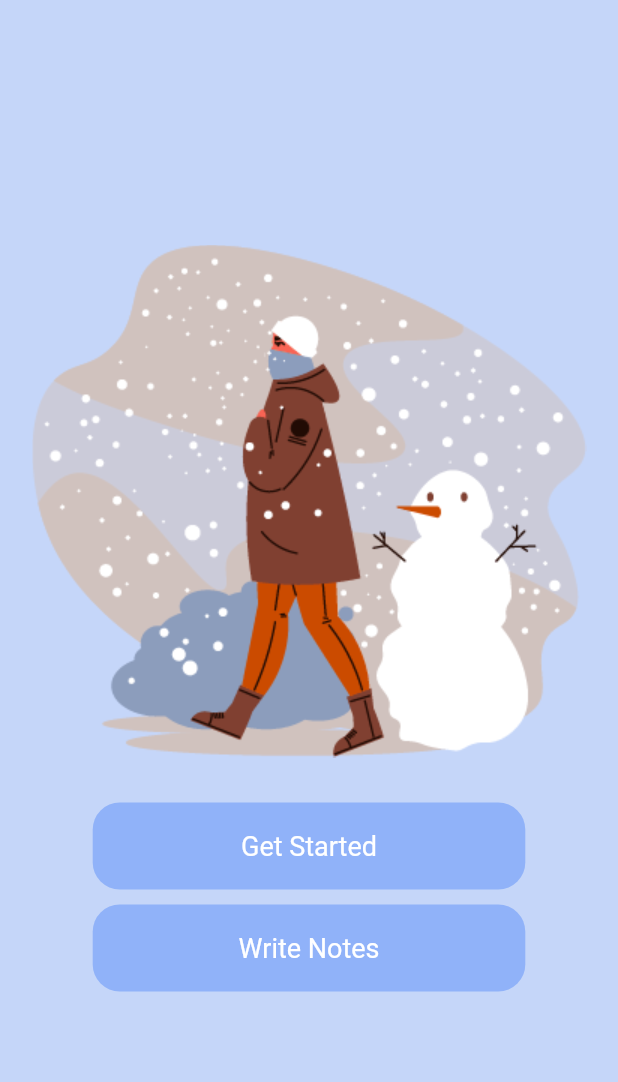
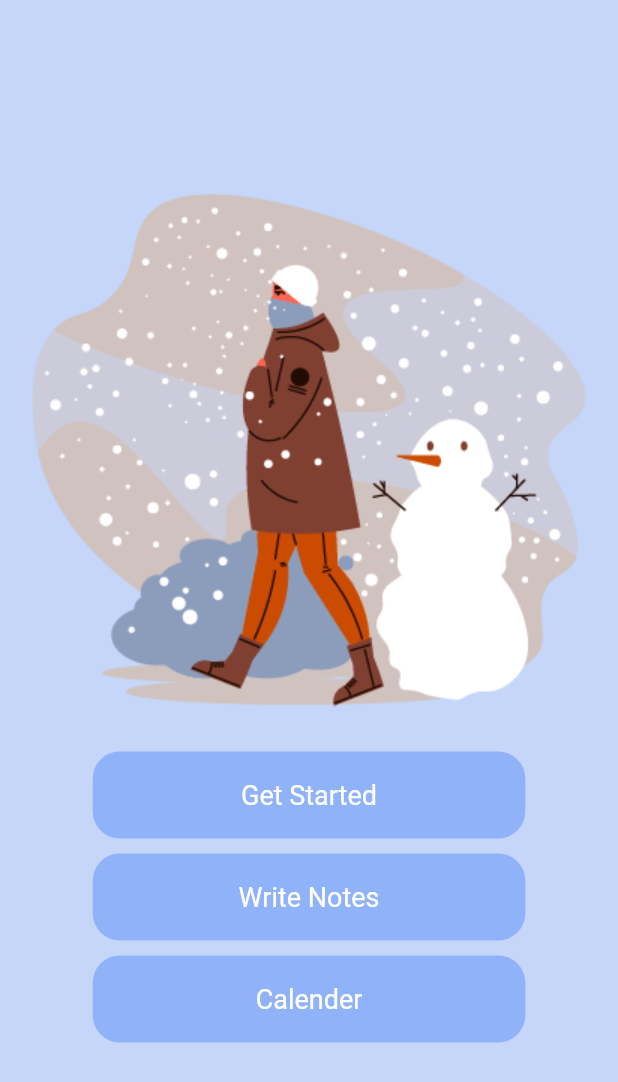
Before and after one commit to manhhung3004/WeaNot-App, a Flutter app: the screen it shows after launch, on a phone screen of 412 x 824 dp. Shown: the top 1082 px of the screen. Run offline on Flutter 3.47's test engine with Material 2 defaults, Android fonts, the phone set to English and light mode, and no system bars; our stand-ins replace table_calendar.

Commit message:
add calender to main.dart

```diff
--- a/lib/calender/calender.dart
+++ b/lib/calender/calender.dart
@@ -1,21 +1,13 @@
-import 'package:flutter/cupertino.dart';
 import 'package:flutter/material.dart';
 import 'package:table_calendar/table_calendar.dart';
-
-void main(){
-  runApp(const MaterialApp(
-    debugShowCheckedModeBanner: false,
-    home: MyApp(),
-  ));
-}
-class MyApp extends StatefulWidget {
-  const MyApp ({super.key});
+class Calender extends StatefulWidget {
+  const Calender ({super.key});
 
   @override
-  State<MyApp> createState() => _MyAppState();
+  State<Calender> createState() => _CalenderState();
 }
 
-class _MyAppState extends State<MyApp> {
+class _CalenderState extends State<Calender> {
   DateTime today = DateTime.now();
   void _onDaySelected(DateTime day, DateTime focusedDay){
     setState(() {
--- a/lib/login/text_fill.dart
+++ b/lib/login/text_fill.dart
@@ -21,7 +21,7 @@ import 'package:flutter/material.dart';
               enabledBorder: const OutlineInputBorder(
                 borderSide: BorderSide(color: Colors.white),
               ),
-              focusedBorder: OutlineInputBorder(
+              focusedBorder: const OutlineInputBorder(
                 borderSide: BorderSide(color: Colors.grey),
               ),
               fillColor: Colors.grey,
--- a/lib/main.dart
+++ b/lib/main.dart
@@ -2,6 +2,7 @@ import 'package:flutter/material.dart';
 import 'package:weather_app/models/constants.dart';
 import 'package:weather_app/ui/welcome.dart';
 import 'package:weather_app/ui/notepage.dart';
+import 'package:weather_app/calender/calender.dart';
 
 void main() => runApp(const MyApp());
 
@@ -88,6 +89,31 @@ class Home extends StatelessWidget {
                   ),
                 ),
               ),
+              const SizedBox(
+                height: 10,
+              ),
+              GestureDetector(
+                onTap: () {
+                  Navigator.push(
+                    context,
+                    MaterialPageRoute(builder: (context) => const Calender()),
+                  );
+                },
+                child: Container(
+                  height: 58,
+                  width: size.width * 0.7,
+                  decoration: BoxDecoration(
+                    color: myconstants.primaryColor,
+                    borderRadius: const BorderRadius.all(Radius.circular(18)),
+                  ),
+                  child: const Center(
+                    child: Text(
+                      'Calender',
+                      style: TextStyle(color: Colors.white, fontSize: 18),
+                    ),
+                  ),
+                ),
+              ),
             ],
           ),
         ),
--- a/lib/ui/detail_page.dart
+++ b/lib/ui/detail_page.dart
@@ -2,7 +2,6 @@ import 'package:flutter/material.dart';
 import 'package:intl/intl.dart';
 import 'package:weather_app/main.dart';
 import 'package:weather_app/models/constants.dart';
-import 'package:weather_app/ui/welcome.dart';
 import 'package:weather_app/widgets/weather_item.dart';
 
 class DetailPage extends StatefulWidget {
```
